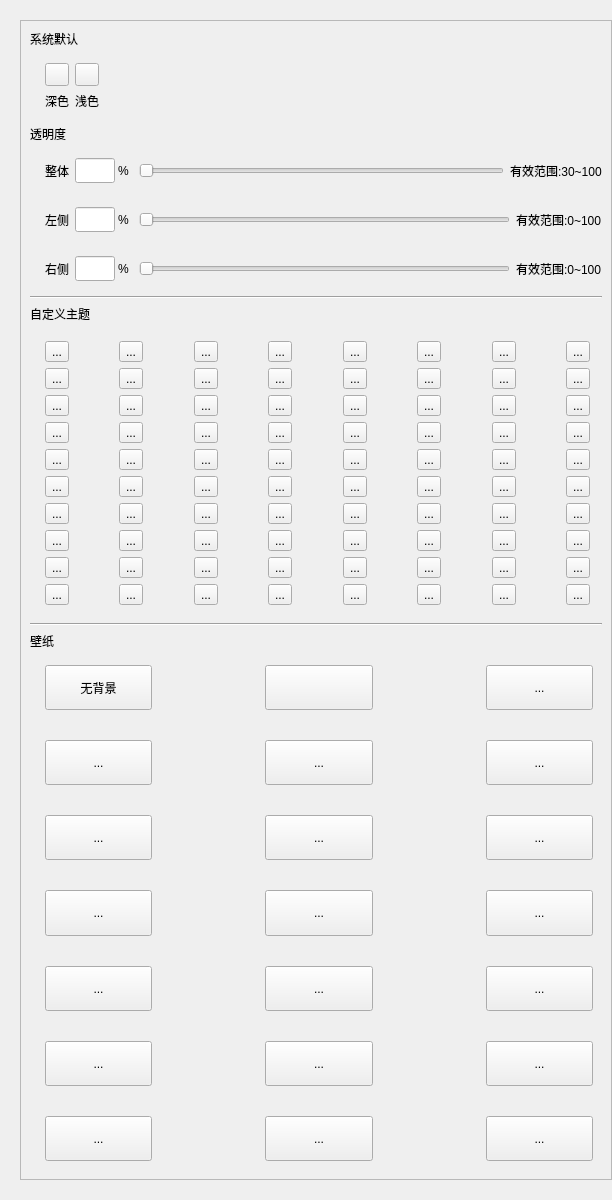
This is App/widgets/themeswitchwidget.ui in kevinWu7/LifeNote as Qt 5 draws it before an edit. The edited form follows.
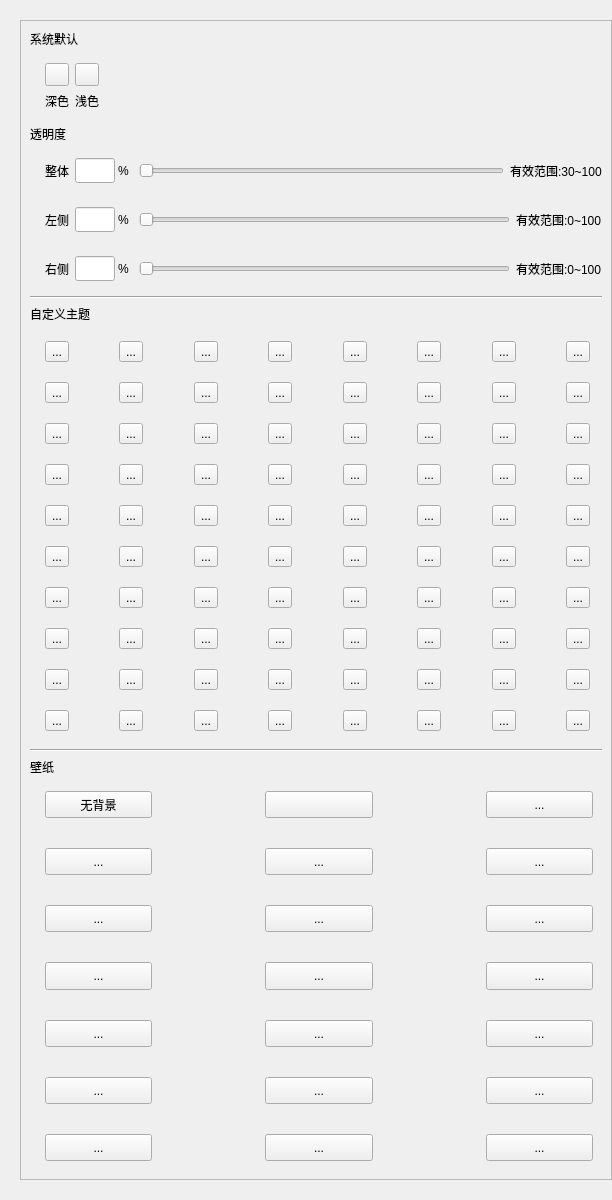
This is the edited form. Custom widgets are drawn as their Qt base class.

Commit message: fix-bug: max-minSize the mainWindow border-radius change in OS_WIN

What changed in the file:
```diff
--- a/App/widgets/themeswitchwidget.ui
+++ b/App/widgets/themeswitchwidget.ui
@@ -517,6 +517,12 @@
                 <property name="bottomMargin">
                  <number>12</number>
                 </property>
+                <property name="horizontalSpacing">
+                 <number>6</number>
+                </property>
+                <property name="verticalSpacing">
+                 <number>20</number>
+                </property>
                 <item row="3" column="5">
                  <widget class="QToolButton" name="btnBlue3">
                   <property name="text">
```
The commit also changes 1 other file.
